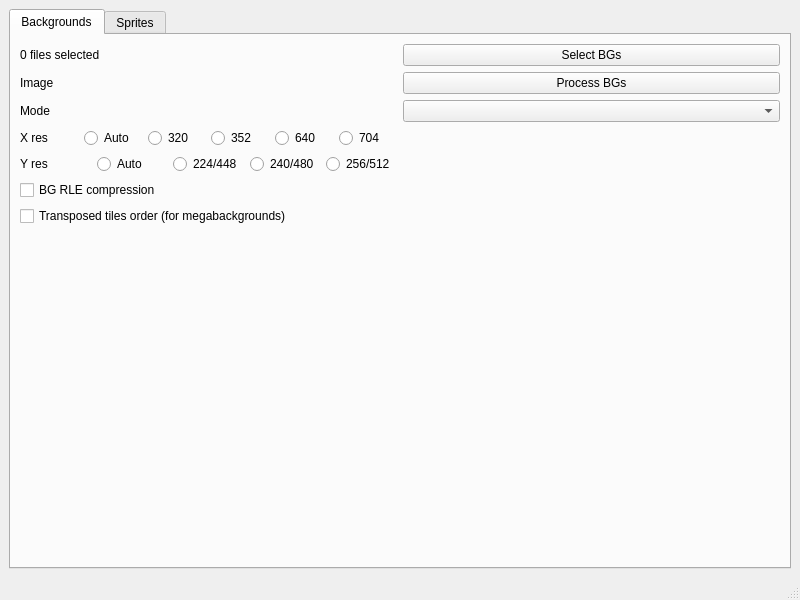
This is tiler/mainwindow.ui in hitomi2500/libsvin as Qt 5 draws it before an edit. The edited form follows.
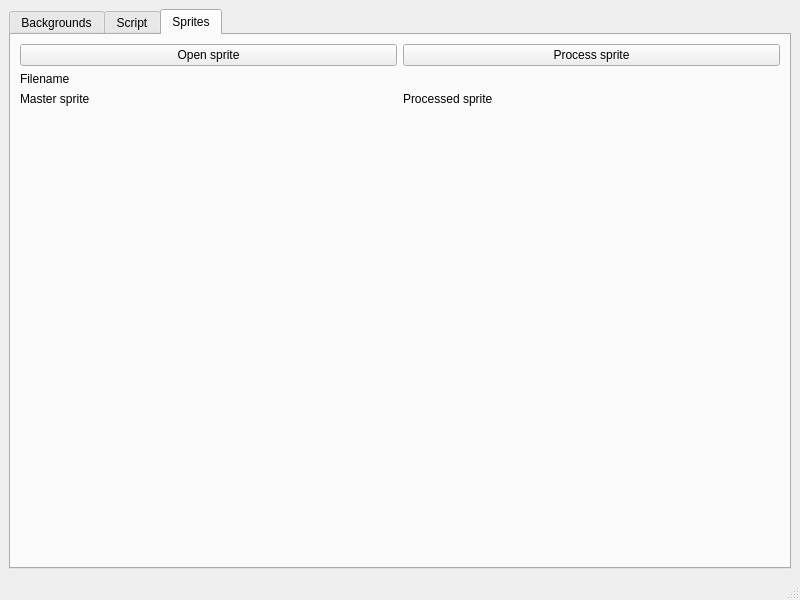
This is the edited form.

Commit message: Simple sprite engine for VDP1 (unfinished)

The edit to the form file:
```diff
--- a/tiler/mainwindow.ui
+++ b/tiler/mainwindow.ui
@@ -18,7 +18,7 @@
     <item>
      <widget class="QTabWidget" name="tabWidget">
       <property name="currentIndex">
-       <number>0</number>
+       <number>2</number>
       </property>
       <widget class="QWidget" name="tab">
        <attribute name="title">
@@ -215,7 +215,7 @@
       </widget>
       <widget class="QWidget" name="tab_2">
        <attribute name="title">
-        <string>Sprites</string>
+        <string>Script</string>
        </attribute>
        <layout class="QGridLayout" name="gridLayout">
         <item row="1" column="2">
@@ -264,6 +264,61 @@
         </item>
        </layout>
       </widget>
+      <widget class="QWidget" name="tab_3">
+       <attribute name="title">
+        <string>Sprites</string>
+       </attribute>
+       <layout class="QGridLayout" name="gridLayout_2">
+        <item row="2" column="0">
+         <widget class="QLabel" name="label_master_sprite">
+          <property name="text">
+           <string>Master sprite</string>
+          </property>
+         </widget>
+        </item>
+        <item row="2" column="1">
+         <widget class="QLabel" name="label_processed_sprite">
+          <property name="text">
+           <string>Processed sprite</string>
+          </property>
+         </widget>
+        </item>
+        <item row="0" column="1">
+         <widget class="QPushButton" name="pushButton_process_Sprite">
+          <property name="text">
+           <string>Process sprite</string>
+          </property>
+         </widget>
+        </item>
+        <item row="1" column="0">
+         <widget class="QLabel" name="label_sprite_filename">
+          <property name="text">
+           <string>Filename</string>
+          </property>
+         </widget>
+        </item>
+        <item row="0" column="0">
+         <widget class="QPushButton" name="pushButton_openSprite">
+          <property name="text">
+           <string>Open sprite</string>
+          </property>
+         </widget>
+        </item>
+        <item row="3" column="0">
+         <spacer name="verticalSpacer_2">
+          <property name="orientation">
+           <enum>Qt::Vertical</enum>
+          </property>
+          <property name="sizeHint" stdset="0">
+           <size>
+            <width>20</width>
+            <height>40</height>
+           </size>
+          </property>
+         </spacer>
+        </item>
+       </layout>
+      </widget>
      </widget>
     </item>
    </layout>
```
Left out of the diff: 2 changed lines with no effect on the pictures. The commit also changes 6 other files.
